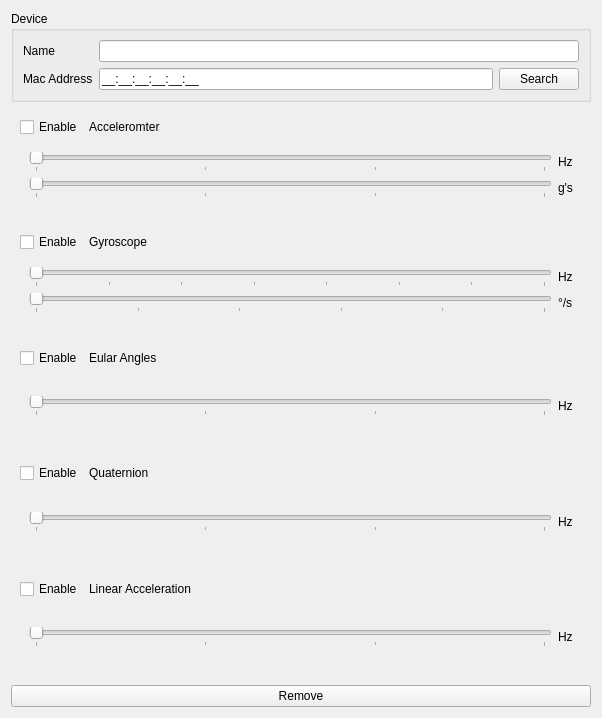
The window that forms/mbientconfigpanel.ui (GaitRehabilitation/SMART) describes before a commit, drawn with Qt 5.
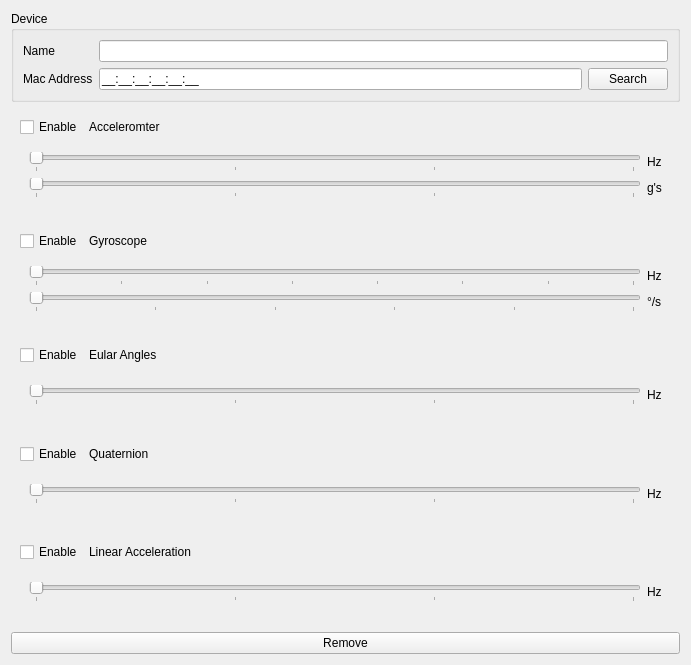
The same window after the commit.

Diff of the .ui file:
```diff
--- a/forms/mbientconfigpanel.ui
+++ b/forms/mbientconfigpanel.ui
@@ -6,8 +6,8 @@
    <rect>
     <x>0</x>
     <y>0</y>
-    <width>602</width>
-    <height>718</height>
+    <width>691</width>
+    <height>665</height>
    </rect>
   </property>
   <property name="sizePolicy">
```
